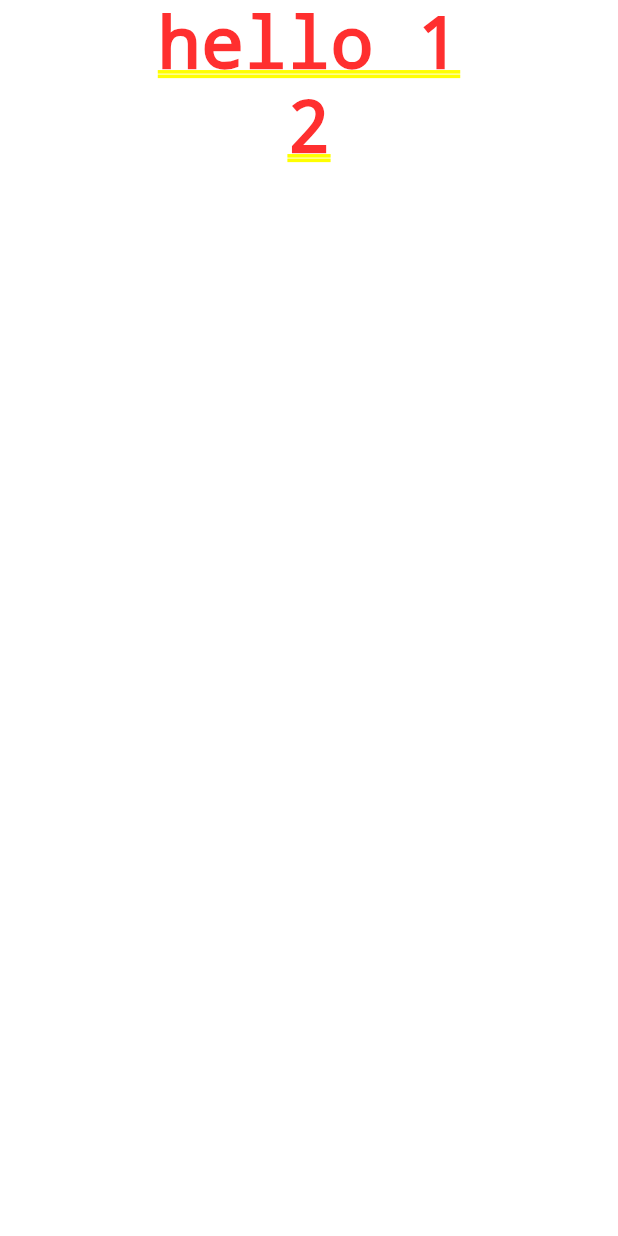
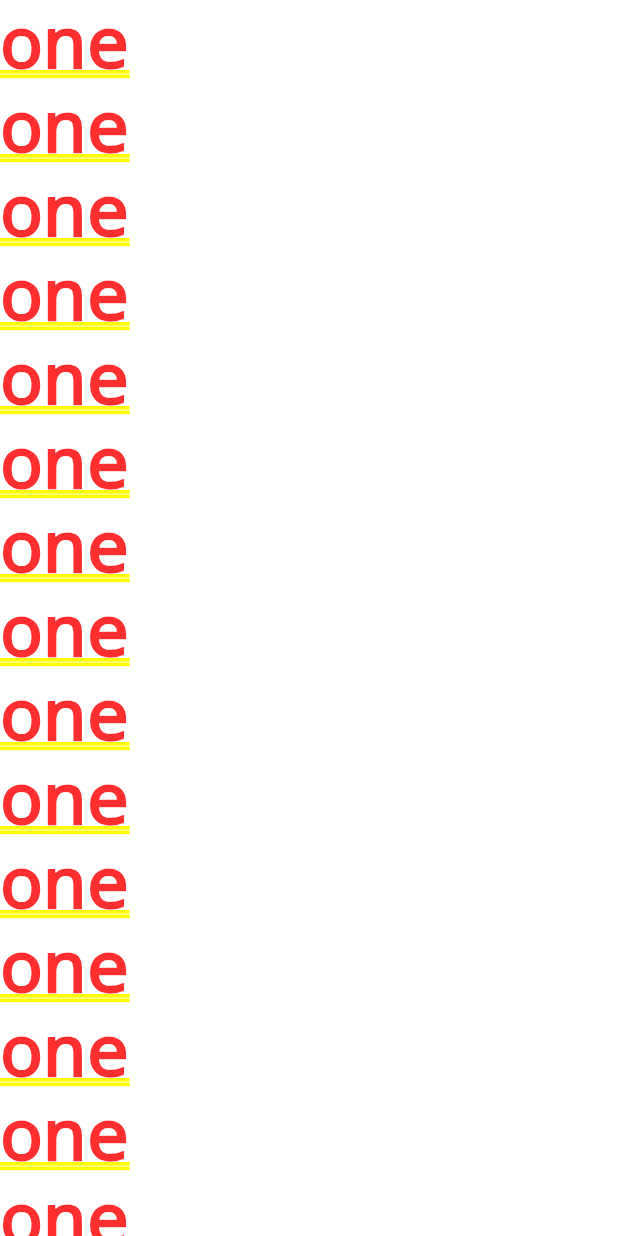
Before and after one commit to alceil/ASAP_app, a Flutter app: the screen it shows after launch, on a phone screen of 412 x 824 dp. Run offline on Flutter 3.47's test engine with Material 2 defaults, Android fonts, the phone set to English and light mode, and no system bars.

Commit message:
added listview widget

```diff
--- a/lib/main.dart
+++ b/lib/main.dart
@@ -3,10 +3,32 @@ void main()
 {
   runApp(MaterialApp(
     home:Center(
-      child: Column(
+      child: ListView(
         children: <Widget>[
-          Text('hello 1'),
-          Text('2'),
+          Text('one'),
+          Text('one'),
+          Text('one'),
+          Text('one'),
+          Text('one'),
+          Text('one'),
+          Text('one'),
+          Text('one'),
+          Text('one'),
+          Text('one'),
+          Text('one'),
+          Text('one'),
+          Text('one'),
+          Text('one'),
+          Text('one'),
+          Text('one'),
+          Text('one'),
+          Text('one'),
+          Text('one'),
+          Text('one'),
+          Text('one'),
+          Text('one'),
+          Text('one'),
+
         ],
       )
     )
```
